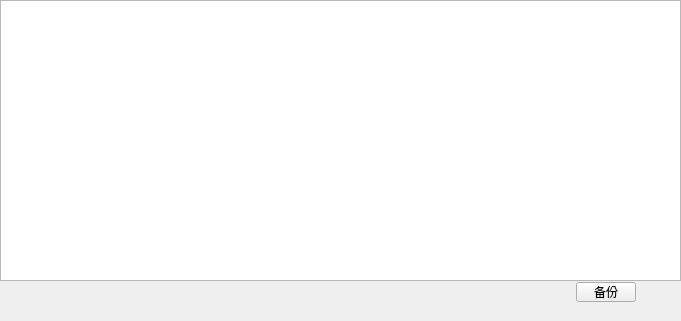
Old version of the form AccountManagerWidget.ui in the repository HcashOrg/hx-indicator.
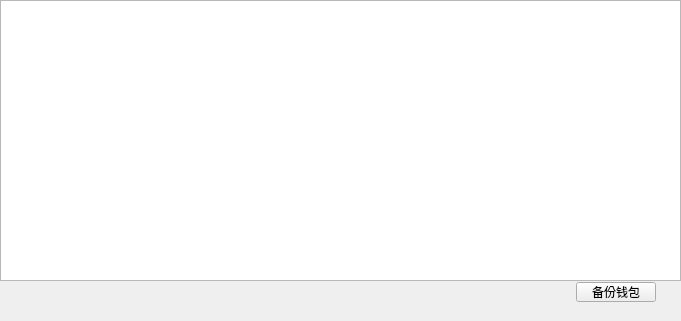
New version of the form.

Diff of the .ui file:
```diff
--- a/AccountManagerWidget.ui
+++ b/AccountManagerWidget.ui
@@ -38,12 +38,12 @@
     <rect>
      <x>576</x>
      <y>282</y>
-     <width>60</width>
+     <width>80</width>
      <height>20</height>
     </rect>
    </property>
    <property name="text">
-    <string>备份</string>
+    <string>备份钱包</string>
    </property>
   </widget>
  </widget>
```
